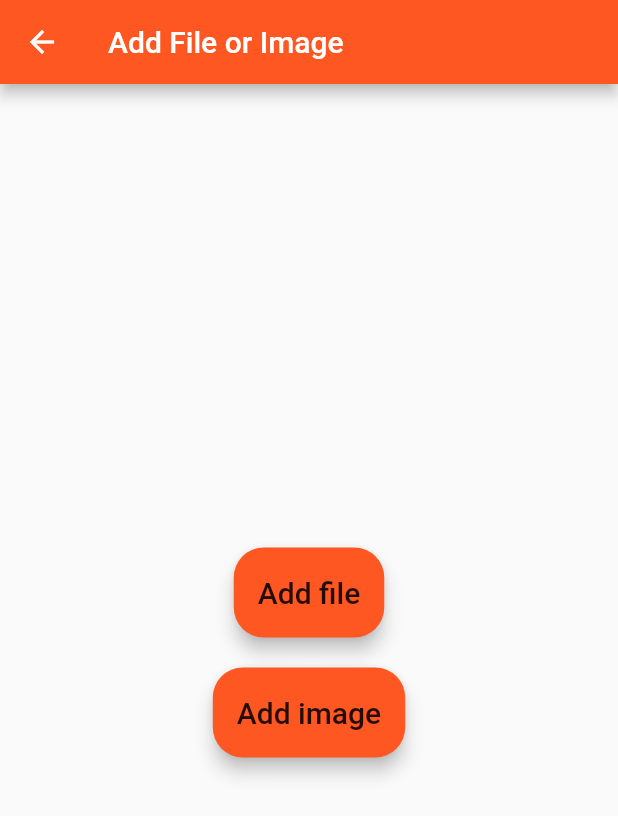
After one commit to bwikimpeloles/certimonial, a Flutter app: the AddPage screen opened directly, after a tap on "Add file", on a phone screen of 412 x 824 dp. The commit adds this screen. Shown: the top 816 px of the screen. Run offline on Flutter 3.47's test engine with Material 2 defaults, Android fonts, the phone set to English and light mode, and no system bars; our stand-ins replace cloud_firestore, file_picker, firebase_auth, firebase_core, firebase_storage, fluttertoast and 2 more; missing offline and left inert: flutter_facebook_auth; accounts and stored records are empty.

Commit message:
AddPage were created

```diff
--- /dev/null
+++ b/lib/screen/addpage.dart
@@ -0,0 +1,150 @@
+import 'dart:io';
+
+import 'package:file_picker/file_picker.dart';
+import 'package:firebase_auth/firebase_auth.dart';
+import 'package:firebase_storage/firebase_storage.dart';
+import 'package:flutter/material.dart';
+import 'package:fluttertoast/fluttertoast.dart';
+import 'package:image_picker/image_picker.dart';
+import '/screen/firstpage.dart';
+
+class AddPage extends StatefulWidget {
+  @override
+  _AddPageState createState() => _AddPageState();
+}
+
+class _AddPageState extends State<AddPage> {
+  User? user = FirebaseAuth.instance.currentUser;
+  File? file;
+  ImagePicker image = ImagePicker();
+  String url = "";
+  var name;
+  var color1 = Colors.redAccent[700];
+
+  @override
+  Widget build(BuildContext context) {
+    return Scaffold(
+      appBar: AppBar(
+        title: Text("Add File or Image"),
+      ),
+      body: Center(
+        child: Column(
+          mainAxisAlignment: MainAxisAlignment.center,
+          crossAxisAlignment: CrossAxisAlignment.center,
+          children: [
+            MaterialButton(
+              shape: RoundedRectangleBorder(
+                  borderRadius: BorderRadius.all(Radius.circular(20.0))),
+              elevation: 5.0,
+              height: 60,
+              onPressed: () {
+                getfile();
+              },
+              child: Text(
+                "Add file",
+                style: TextStyle(
+                  fontSize: 20,
+                  fontStyle: FontStyle.normal,
+                ),
+              ),
+              color: Colors.deepOrange,
+            ),
+            SizedBox(
+              height: 20,
+            ),
+            MaterialButton(
+              shape: RoundedRectangleBorder(
+                borderRadius: BorderRadius.all(
+                  Radius.circular(20.0),
+                ),
+              ),
+              elevation: 5.0,
+              height: 60,
+              onPressed: () {
+                getImage();
+              },
+              child: Text(
+                "Add image",
+                style: TextStyle(
+                  fontSize: 20,
+                  fontStyle: FontStyle.normal,
+                ),
+              ),
+              color: Colors.deepOrange,
+            ),
+            SizedBox(
+              height: 10,
+            ),
+          ],
+        ),
+      ),
+    );
+  }
+
+  getfile() async {
+    FilePickerResult? result = await FilePicker.platform.pickFiles(
+      type: FileType.custom,
+      allowedExtensions: [
+        'pdf',
+        'doc',
+        'ppt',
+        'pptx',
+        'docx',
+        'mp4',
+        'mp3',
+        'txt'
+      ],
+    );
+
+    if (result != null) {
+      File c = File(result.files.single.path.toString());
+      setState(() {
+        file = c;
+        name = result.names.toString();
+      });
+      uploadFile();
+    }
+  }
+
+  getImage() async {
+    var img = await image.pickImage(source: ImageSource.gallery);
+    setState(() {
+      file = File(img!.path);
+    });
+    if (file != null) {
+      uploadFile();
+    }
+  }
+
+  uploadFile() async {
+    try {
+      var imagefile =
+      FirebaseStorage.instance.ref().child(user!.uid).child("/$name");
+      UploadTask task = imagefile.putFile(file!);
+      TaskSnapshot snapshot = await task;
+      url = await snapshot.ref.getDownloadURL();
+
+      print(url);
+      if (url != null && file != null) {
+        Fluttertoast.showToast(
+          msg: "Done Uploaded",
+          textColor: Colors.red,
+        );
+        Navigator.push(
+          context,
+          MaterialPageRoute(builder: (context) => FirstPage()),
+        );
+      } else {
+        Fluttertoast.showToast(
+          msg: "Something went wrong",
+          textColor: Colors.red,
+        );
+      }
+    } on Exception catch (e) {
+      Fluttertoast.showToast(
+        msg: e.toString(),
+        textColor: Colors.red,
+      );
+    }
+  }
+}
```
Also changed, not shown: lib/screen/firstpage.dart (+9 -10 lines), pubspec.yaml (+12 -0 lines), pubspec.lock.
